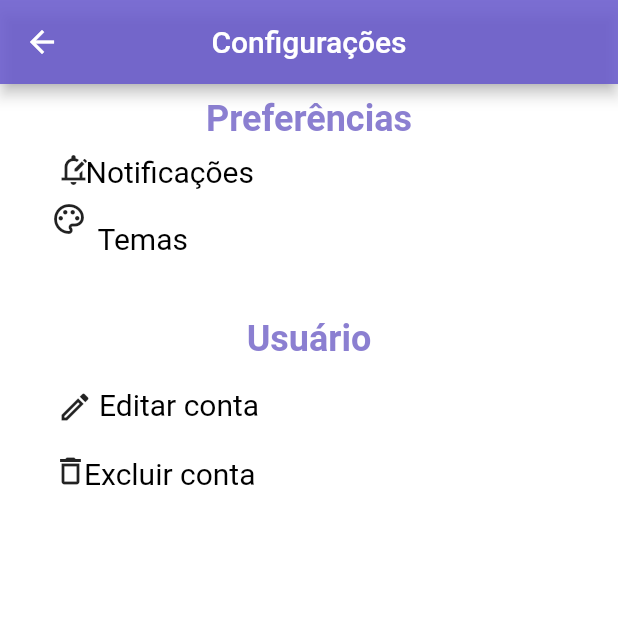
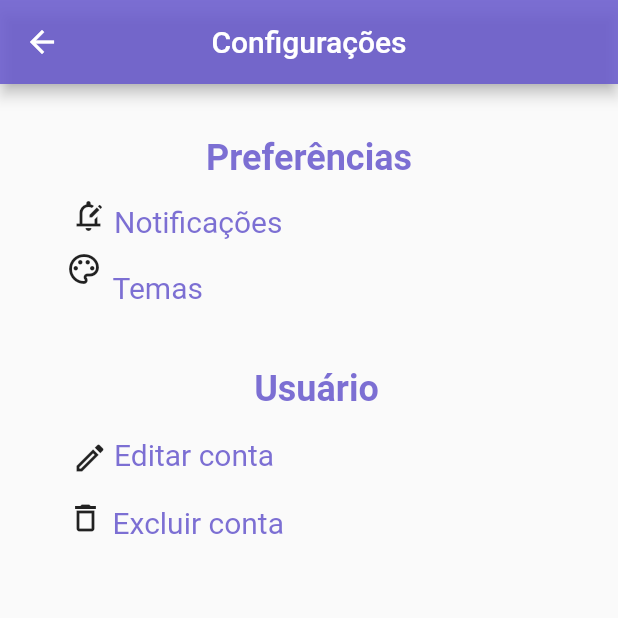
Before and after one commit to proz-tecnologia/PIT03GP06, a Flutter app: the SettingsPage screen opened by its route, on a phone screen of 412 x 824 dp, the top half of it. Run offline on Flutter 3.47's test engine with Material 2 defaults, Android fonts, the phone set to English and light mode, and no system bars; our stand-ins replace brasil_fields, cloud_firestore, currency_text_input_formatter, firebase_auth, firebase_core, fl_chart and 3 more; accounts and stored records are empty; Roboto replaces fonts that are missing (Karma).

Commit message:
icon alignment fixed and darkmode implemented

```diff
--- a/lib/src/view/settings/pages/settingspage.dart
+++ b/lib/src/view/settings/pages/settingspage.dart
@@ -1,5 +1,6 @@
 import 'package:flutter/material.dart';
 import 'package:google_fonts/google_fonts.dart';
+import 'package:ctrl_real/src/util/darkfunction.dart';
 
 class SettingsPage extends StatelessWidget {
   const SettingsPage({super.key});
@@ -12,17 +13,11 @@ class SettingsPage extends StatelessWidget {
           centerTitle: true,
           title: const Text('Configurações'),
         ),
-        body: Container(
-          width: double.infinity,
-          height: double.infinity,
-          decoration: const BoxDecoration(
-            color: Color(0xffffffff),
-          ),
-          child: Column(
+        body: Column(
           crossAxisAlignment: CrossAxisAlignment.start,
           children: [
             SizedBox(
-                // preferncias
+              // Preferências
               width: double.infinity,
               child: Text(
                 'Preferências',
@@ -30,13 +25,13 @@ class SettingsPage extends StatelessWidget {
                 style: GoogleFonts.karma(
                   fontSize: 24,
                   fontWeight: FontWeight.w700,
-                    height: 1.6275,
-                    color: const Color(0xff8b7fd1),
+                  height: 3.0,
+                  color: darkFunctionTexts(),
                 ),
               ),
             ),
             Container(
-                padding: const EdgeInsets.fromLTRB(30, 4, 30, 194),
+              padding: const EdgeInsets.fromLTRB(40, 4, 30, 195),
               width: double.infinity,
               child: Column(
                 crossAxisAlignment: CrossAxisAlignment.start,
@@ -48,13 +43,11 @@ class SettingsPage extends StatelessWidget {
                       crossAxisAlignment: CrossAxisAlignment.start,
                       children: [
                         Container(
-                            margin: const EdgeInsets.fromLTRB(0, 2, 3, 0),
-                            width: 17,
-                            height: 20,
+                          margin: const EdgeInsets.fromLTRB(0, 0, 8, 0),
+                          width: 21,
+                          height: 24,
                           child: const Icon(
                             Icons.edit_notifications_outlined,
-                              // [Image url]
-                              // fit:  BoxFit.cover,
                           ),
                         ),
                         Text(
@@ -65,7 +58,7 @@ class SettingsPage extends StatelessWidget {
                             fontSize: 20,
                             fontWeight: FontWeight.w400,
                             height: 1.4525,
-                              color: const Color(0xff000000),
+                            color: darkFunctionTexts(),
                           ),
                         ),
                       ],
@@ -92,7 +85,7 @@ class SettingsPage extends StatelessWidget {
                               fontSize: 20,
                               fontWeight: FontWeight.w400,
                               height: 1.4525,
-                                color: const Color(0xff000000),
+                              color: darkFunctionTexts(),
                             ),
                           ),
                           onPressed: () {
@@ -113,7 +106,7 @@ class SettingsPage extends StatelessWidget {
                         fontSize: 24,
                         fontWeight: FontWeight.w700,
                         height: 1.6275,
-                          color: const Color(0xff8b7fd1),
+                        color: darkFunctionTexts(),
                       ),
                     ),
                   ),
@@ -124,7 +117,7 @@ class SettingsPage extends StatelessWidget {
                       crossAxisAlignment: CrossAxisAlignment.center,
                       children: [
                         Container(
-                            margin: const EdgeInsets.fromLTRB(0, 0, 4, 3),
+                          margin: const EdgeInsets.fromLTRB(0, 0, 4, 0),
                           width: 16,
                           height: 17,
                           child: const Icon(
@@ -140,7 +133,7 @@ class SettingsPage extends StatelessWidget {
                               fontSize: 20,
                               fontWeight: FontWeight.w400,
                               height: 1.4525,
-                                color: const Color(0xff000000),
+                              color: darkFunctionTexts(),
                             ),
                           ),
                           onPressed: () {
@@ -157,7 +150,7 @@ class SettingsPage extends StatelessWidget {
                       crossAxisAlignment: CrossAxisAlignment.start,
                       children: [
                         Container(
-                            margin: const EdgeInsets.fromLTRB(0, 2, 4, 0),
+                          margin: const EdgeInsets.fromLTRB(0, 0, 13, 0),
                           width: 17,
                           height: 21,
                           child: const Icon(
@@ -172,7 +165,7 @@ class SettingsPage extends StatelessWidget {
                             fontSize: 20,
                             fontWeight: FontWeight.w400,
                             height: 1.4525,
-                              color: const Color(0xff000000),
+                            color: darkFunctionTexts(),
                           ),
                         ),
                       ],
@@ -184,7 +177,6 @@ class SettingsPage extends StatelessWidget {
           ],
         ),
       ),
-      ),
     );
   }
 }
```
Lines whose indentation alone changed are shown as unchanged.
